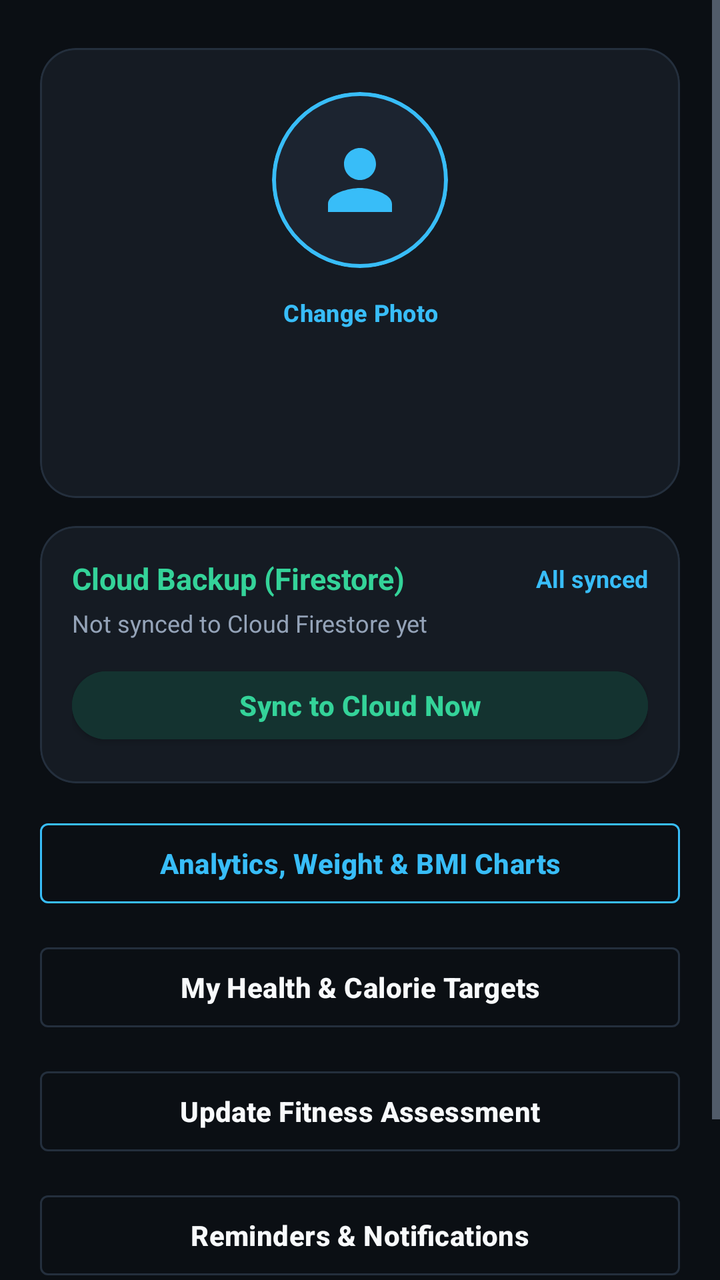
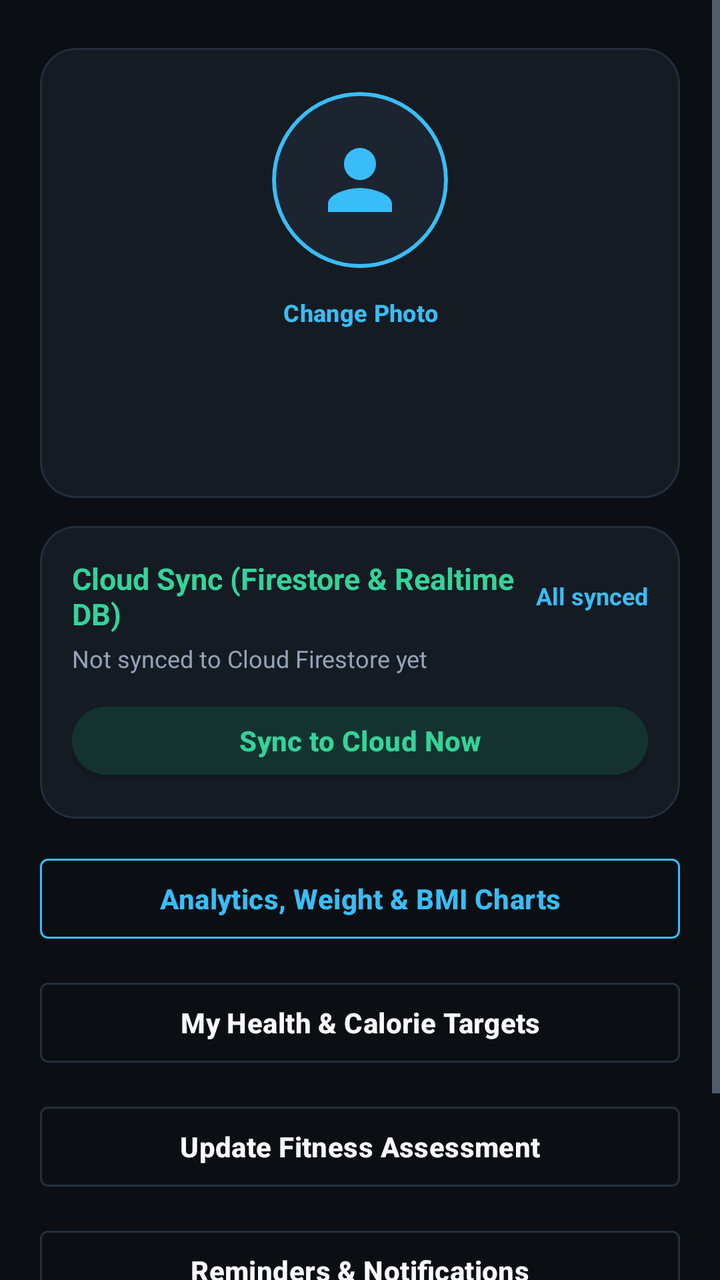

Two renders of the same Android screen: before a commit and after it. Below are the layout's source before the change and the commit's diff.
<!-- AndroidManifest.xml: application theme Theme.FitTrackerPro -->
<!-- res/layout/fragment_profile.xml -->
<?xml version="1.0" encoding="utf-8"?>
<ScrollView xmlns:android="http://schemas.android.com/apk/res/android"
    xmlns:app="http://schemas.android.com/apk/res-auto"
    android:layout_width="match_parent"
    android:layout_height="match_parent"
    android:background="@color/background"
    android:fillViewport="true">

    <LinearLayout
        android:layout_width="match_parent"
        android:layout_height="wrap_content"
        android:gravity="center_horizontal"
        android:orientation="vertical"
        android:padding="20dp">

        
        <com.google.android.material.card.MaterialCardView
            android:layout_width="match_parent"
            android:layout_height="wrap_content"
            android:layout_marginTop="4dp">

            <LinearLayout
                android:layout_width="match_parent"
                android:layout_height="wrap_content"
                android:gravity="center"
                android:orientation="vertical"
                android:padding="22dp">

                <com.google.android.material.card.MaterialCardView
                    android:id="@+id/cardProfileAvatar"
                    android:layout_width="88dp"
                    android:layout_height="88dp"
                    app:cardBackgroundColor="@color/card_elevated"
                    app:cardCornerRadius="44dp"
                    app:strokeColor="@color/accent_cyan"
                    app:strokeWidth="2dp">

                    <ImageView
                        android:id="@+id/ivProfileAvatar"
                        android:layout_width="match_parent"
                        android:layout_height="match_parent"
                        android:layout_gravity="center"
                        android:contentDescription="Profile Avatar"
                        android:padding="20dp"
                        android:scaleType="centerCrop"
                        android:src="@drawable/ic_nav_profile"
                        app:tint="@color/accent_cyan" />
                </com.google.android.material.card.MaterialCardView>

                <com.google.android.material.button.MaterialButton
                    android:id="@+id/btnChangePhoto"
                    style="@style/Widget.MaterialComponents.Button.TextButton"
                    android:layout_width="wrap_content"
                    android:layout_height="36dp"
                    android:layout_marginTop="4dp"
                    android:text="Change Photo"
                    android:textColor="@color/accent_cyan"
                    android:textSize="12sp" />

                <TextView
                    android:id="@+id/tvName"
                    android:layout_width="wrap_content"
                    android:layout_height="wrap_content"
                    android:layout_marginTop="4dp"
                    android:textColor="@color/text_primary"
                    android:textSize="22sp"
                    android:textStyle="bold" />

                <TextView
                    android:id="@+id/tvEmail"
                    android:layout_width="wrap_content"
                    android:layout_height="wrap_content"
                    android:layout_marginTop="2dp"
                    android:textColor="@color/text_secondary"
                    android:textSize="13sp" />
            </LinearLayout>
        </com.google.android.material.card.MaterialCardView>

        
        <com.google.android.material.card.MaterialCardView
            android:layout_width="match_parent"
            android:layout_height="wrap_content"
            android:layout_marginTop="14dp">

            <LinearLayout
                android:layout_width="match_parent"
                android:layout_height="wrap_content"
                android:orientation="vertical"
                android:padding="16dp">

                <LinearLayout
                    android:layout_width="match_parent"
                    android:layout_height="wrap_content"
                    android:gravity="center_vertical"
                    android:orientation="horizontal">

                    <TextView
                        android:layout_width="0dp"
                        android:layout_height="wrap_content"
                        android:layout_weight="1"
                        android:text="Cloud Backup (Firestore)"
                        android:textColor="@color/accent_emerald"
                        android:textSize="15sp"
                        android:textStyle="bold" />

                    <TextView
                        android:id="@+id/tvUnsyncedBadge"
                        android:layout_width="wrap_content"
                        android:layout_height="wrap_content"
                        android:text="All synced"
                        android:textColor="@color/accent_cyan"
                        android:textSize="12sp"
                        android:textStyle="bold" />
                </LinearLayout>

                <TextView
                    android:id="@+id/tvSyncStatus"
                    android:layout_width="match_parent"
                    android:layout_height="wrap_content"
                    android:layout_marginTop="4dp"
                    android:text="Not synced to Cloud Firestore yet"
                    android:textColor="@color/text_secondary"
                    android:textSize="12sp" />

                <com.google.android.material.button.MaterialButton
                    android:id="@+id/btnSyncNow"
                    android:layout_width="match_parent"
                    android:layout_height="46dp"
                    android:layout_marginTop="10dp"
                    android:backgroundTint="@color/button_surface_teal"
                    android:text="Sync to Cloud Now"
                    android:textColor="@color/accent_emerald" />
            </LinearLayout>
        </com.google.android.material.card.MaterialCardView>

        
        <com.google.android.material.button.MaterialButton
            android:id="@+id/btnProgress"
            style="@style/Widget.MaterialComponents.Button.OutlinedButton"
            android:layout_width="match_parent"
            android:layout_height="52dp"
            android:layout_marginTop="14dp"
            android:text="Analytics, Weight &amp; BMI Charts"
            android:textColor="@color/accent_cyan"
            app:strokeColor="@color/accent_cyan" />

        <com.google.android.material.button.MaterialButton
            android:id="@+id/btnTargets"
            style="@style/Widget.MaterialComponents.Button.OutlinedButton"
            android:layout_width="match_parent"
            android:layout_height="52dp"
            android:layout_marginTop="10dp"
            android:text="My Health &amp; Calorie Targets"
            android:textColor="@color/text_primary"
            app:strokeColor="@color/card_stroke" />

        <com.google.android.material.button.MaterialButton
            android:id="@+id/btnEditAssessment"
            style="@style/Widget.MaterialComponents.Button.OutlinedButton"
            android:layout_width="match_parent"
            android:layout_height="52dp"
            android:layout_marginTop="10dp"
            android:text="Update Fitness Assessment"
            android:textColor="@color/text_primary"
            app:strokeColor="@color/card_stroke" />

        <com.google.android.material.button.MaterialButton
            android:id="@+id/btnSettings"
            style="@style/Widget.MaterialComponents.Button.OutlinedButton"
            android:layout_width="match_parent"
            android:layout_height="52dp"
            android:layout_marginTop="10dp"
            android:text="Reminders &amp; Notifications"
            android:textColor="@color/text_primary"
            app:strokeColor="@color/card_stroke" />

        <com.google.android.material.button.MaterialButton
            android:id="@+id/btnLogout"
            android:layout_width="match_parent"
            android:layout_height="52dp"
            android:layout_marginTop="16dp"
            android:backgroundTint="@color/card_elevated"
            android:text="Log Out"
            android:textColor="@color/accent_coral" />

    </LinearLayout>
</ScrollView>
<!-- resources referenced by this layout -->
<resources>
  <color name="accent_coral">#FB7185</color>
  <color name="accent_cyan">#38BDF8</color>
  <color name="accent_emerald">#34D399</color>
  <color name="background">#0B0F14</color>
  <color name="button_surface_teal">#143330</color>
  <color name="card_elevated">#1C2430</color>
  <color name="card_stroke">#242F3D</color>
  <color name="text_primary">#F8FAFC</color>
  <color name="text_secondary">#94A3B8</color>
  <!-- drawable ic_nav_profile (drawable) -->
  <vector android:height="24dp" android:tint="#000000"
      android:viewportHeight="24" android:viewportWidth="24"
      android:width="24dp" xmlns:android="http://schemas.android.com/apk/res/android">
      <path android:fillColor="@android:color/white" android:pathData="M12,12c2.21,0 4,-1.79 4,-4s-1.79,-4 -4,-4 -4,1.79 -4,4 1.79,4 4,4zM12,14c-2.67,0 -8,1.34 -8,4v2h16v-2c0,-2.66 -5.33,-4 -8,-4z"/>
  </vector>
  <style name="Theme.FitTrackerPro" parent="Theme.MaterialComponents.NoActionBar">
          <item name="colorPrimary">@color/accent</item>
          <item name="colorPrimaryVariant">@color/accent_dark</item>
          <item name="colorOnPrimary">@color/background</item>
          <item name="colorSecondary">@color/accent_cyan</item>
          <item name="colorOnSecondary">@color/background</item>
          <item name="colorSurface">@color/card</item>
          <item name="colorOnSurface">@color/text_primary</item>
          <item name="colorOnBackground">@color/text_primary</item>
          <item name="colorError">@color/error</item>
          <item name="android:colorBackground">@color/background</item>
          <item name="android:windowBackground">@color/background</item>
          <item name="android:textColorPrimary">@color/text_primary</item>
          <item name="android:textColorSecondary">@color/text_secondary</item>
          <item name="android:statusBarColor">@color/background</item>
          <item name="android:navigationBarColor">@color/card</item>
  
          
          <item name="materialButtonStyle">@style/Widget.FitTrackerPro.Button</item>
          <item name="materialCardViewStyle">@style/Widget.FitTrackerPro.CardView</item>
      </style>
  <color name="accent">#2DD4BF</color>
  <color name="accent_dark">#10B981</color>
  <color name="card">#151B23</color>
  <color name="error">#EF4444</color>
  <style name="Widget.FitTrackerPro.Button" parent="Widget.MaterialComponents.Button">
          <item name="cornerRadius">24dp</item>
          <item name="android:textAllCaps">false</item>
          <item name="android:letterSpacing">0.01</item>
          <item name="android:textStyle">bold</item>
          <item name="elevation">0dp</item>
      </style>
  <style name="Widget.FitTrackerPro.CardView" parent="Widget.MaterialComponents.CardView">
          <item name="cardBackgroundColor">@color/card</item>
          <item name="cardCornerRadius">18dp</item>
          <item name="cardElevation">0dp</item>
          <item name="strokeColor">@color/card_stroke</item>
          <item name="strokeWidth">1dp</item>
      </style>
</resources>

<!-- the commit's change to res/layout/fragment_profile.xml (unified diff, before → after) -->
@@ -98,7 +98,7 @@
                         android:layout_width="0dp"
                         android:layout_height="wrap_content"
                         android:layout_weight="1"
-                        android:text="Cloud Backup (Firestore)"
+                        android:text="Cloud Sync (Firestore &amp; Realtime DB)"
                         android:textColor="@color/accent_emerald"
                         android:textSize="15sp"
                         android:textStyle="bold" />
